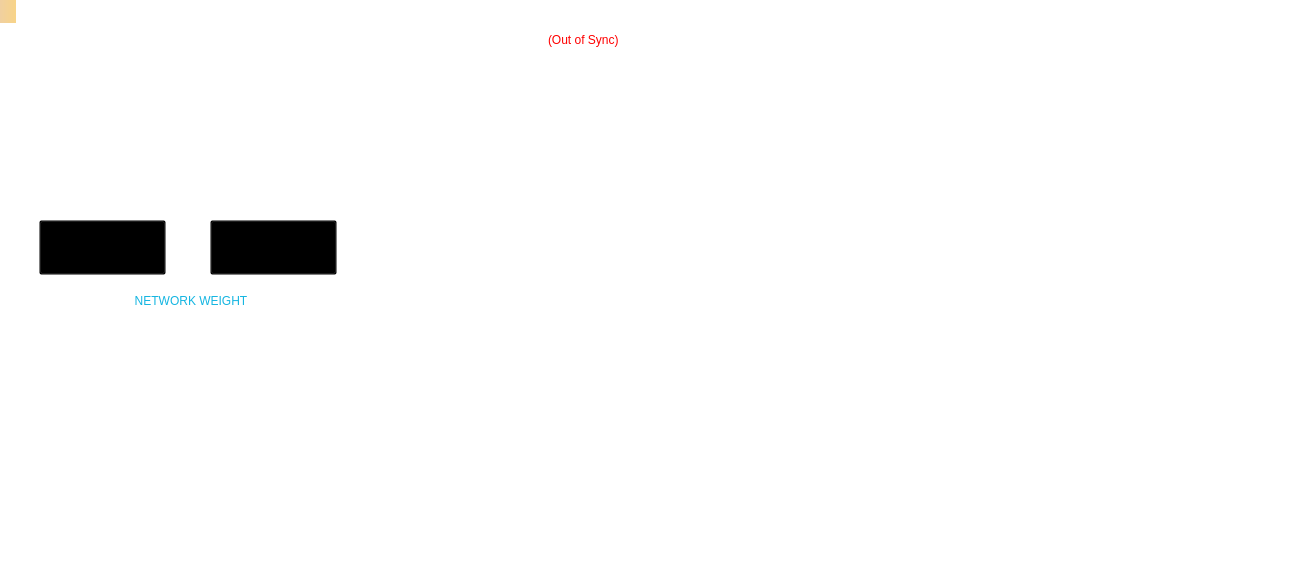
Old version of the form src/qt/forms/overviewpage.ui in the repository FlapXCoin/flapxcoin.
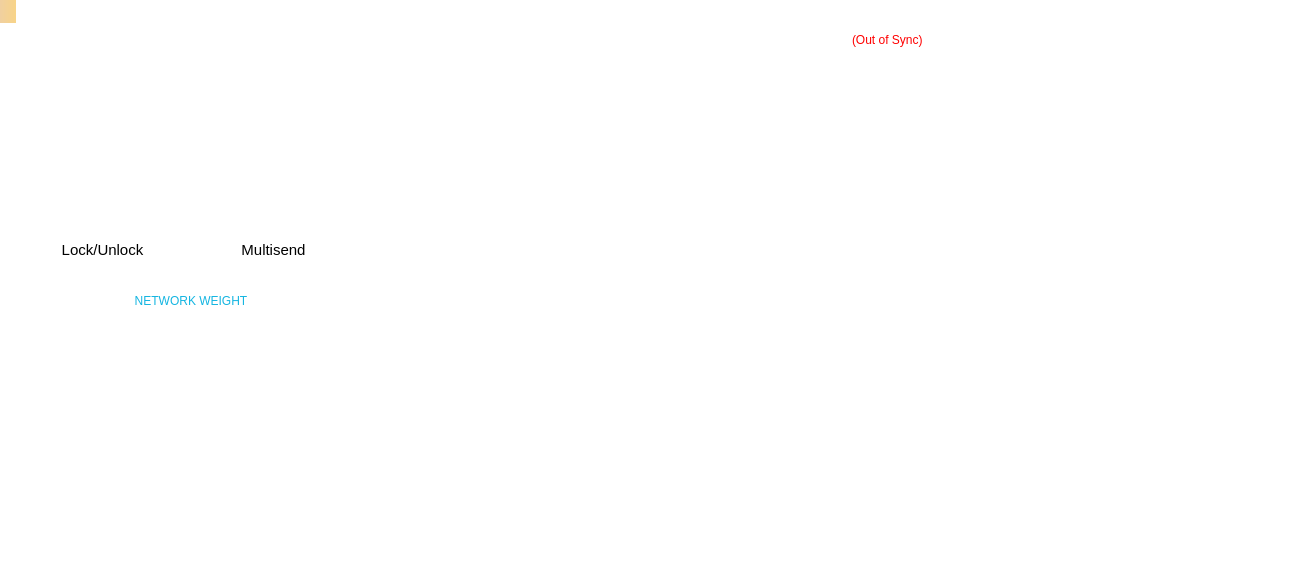
New version of the form. Icons and pictures are not drawn.

The edit to the form file:
```diff
--- a/src/qt/forms/overviewpage.ui
+++ b/src/qt/forms/overviewpage.ui
@@ -11,12 +11,6 @@
     <verstretch>0</verstretch>
    </sizepolicy>
   </property>
-  <property name="minimumSize">
-   <size>
-    <width>1300</width>
-    <height>0</height>
-   </size>
-  </property>
   <property name="palette">
    <palette>
     <active>
@@ -492,6 +486,9 @@
             </property>
             <item row="0" column="0">
              <widget class="QFrame" name="frame_6">
+              <property name="styleSheet">
+               <string notr="true">background:transparent;border:0;</string>
+              </property>
               <property name="frameShape">
                <enum>QFrame::NoFrame</enum>
               </property>
@@ -2417,6 +2414,9 @@
             </item>
             <item row="1" column="0">
              <widget class="QFrame" name="frame_7">
+              <property name="styleSheet">
+               <string notr="true">background:transparent;border:0;</string>
+              </property>
               <property name="frameShape">
                <enum>QFrame::NoFrame</enum>
               </property>
@@ -2447,6 +2447,9 @@
                    <height>16777215</height>
                   </size>
                  </property>
+                 <property name="styleSheet">
+                  <string notr="true">background:transparent;border:0;</string>
+                 </property>
                  <property name="frameShape">
                   <enum>QFrame::NoFrame</enum>
                  </property>
@@ -2497,13 +2500,13 @@
                     <property name="minimumSize">
                      <size>
                       <width>127</width>
-                      <height>55</height>
+                      <height>50</height>
                      </size>
                     </property>
                     <property name="maximumSize">
                      <size>
                       <width>127</width>
-                      <height>55</height>
+                      <height>50</height>
                      </size>
                     </property>
                     <property name="palette">
@@ -2772,13 +2775,13 @@
                     <property name="minimumSize">
                      <size>
                       <width>127</width>
-                      <height>55</height>
+                      <height>50</height>
                      </size>
                     </property>
                     <property name="maximumSize">
                      <size>
                       <width>127</width>
-                      <height>55</height>
+                      <height>50</height>
                      </size>
                     </property>
                     <property name="palette">
@@ -6646,6 +6649,9 @@
                    <height>200</height>
                   </size>
                  </property>
+                 <property name="styleSheet">
+                  <string notr="true">background:transparent;border:0;</string>
+                 </property>
                  <property name="frameShape">
                   <enum>QFrame::NoFrame</enum>
                  </property>
@@ -7908,9 +7914,12 @@
            <property name="orientation">
             <enum>Qt::Horizontal</enum>
            </property>
+           <property name="sizeType">
+            <enum>QSizePolicy::Fixed</enum>
+           </property>
            <property name="sizeHint" stdset="0">
             <size>
-             <width>373</width>
+             <width>20</width>
              <height>20</height>
             </size>
            </property>
```
Left out of the diff: 4 changed lines with no effect on the pictures.
